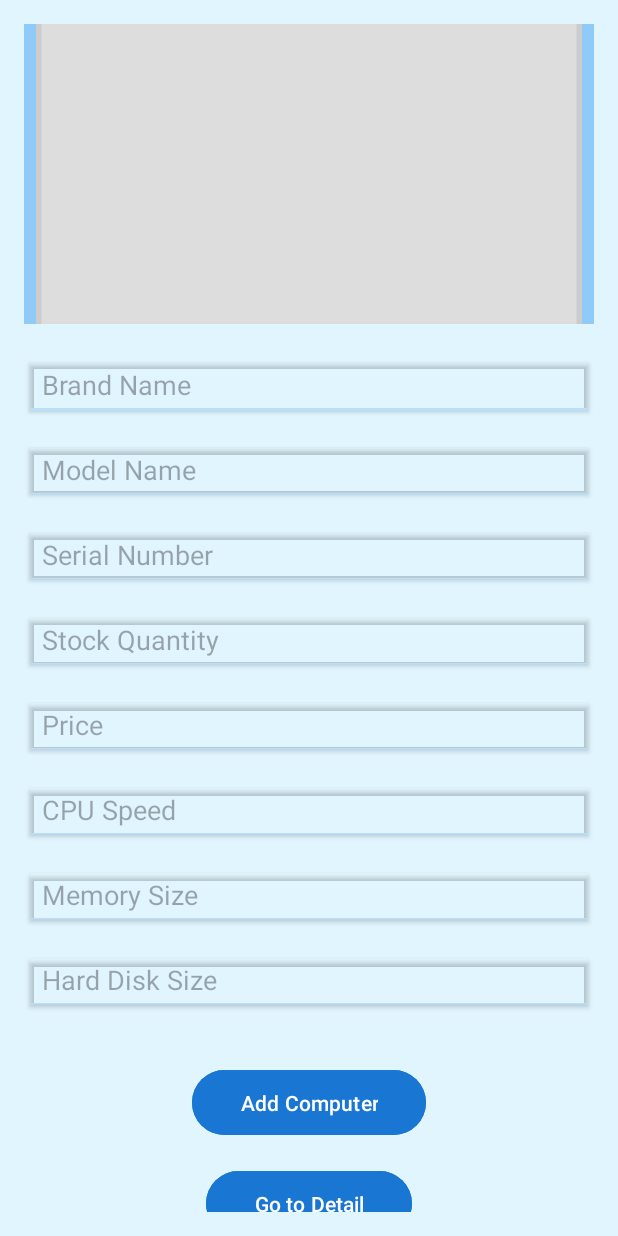
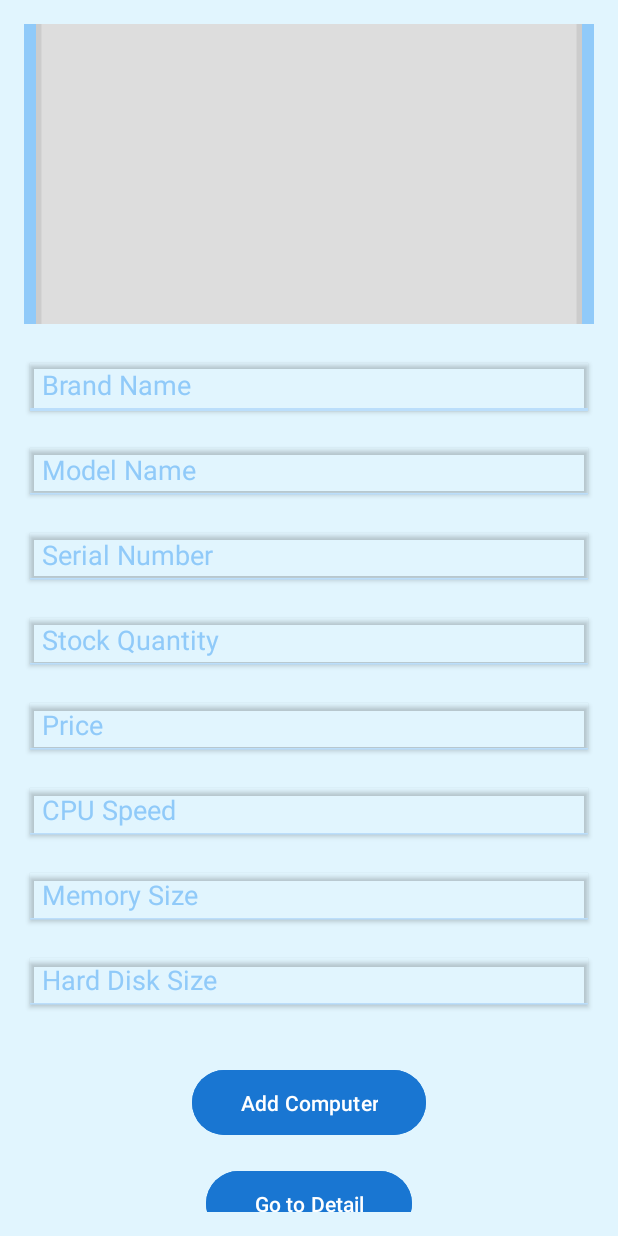
Before and after one commit to XxFlukeyxX/ThanachaiAndroid, an Android app: the screen it shows after launch (AddComputerActivity), after a tap on an icon or button, on a phone screen of 412 x 824 dp. Run offline under Robolectric (Android 15) with nearby library versions, the phone set to English and light mode, and no system bars; pictures from the network do not load.

Commit message:
Frist Commit

```diff
--- a/app/src/main/java/com/example/thanachaiandroid/AddComputerActivity.kt
+++ b/app/src/main/java/com/example/thanachaiandroid/AddComputerActivity.kt
@@ -1,11 +1,12 @@
 package com.example.thanachaiandroid
 
 import ApiService
+import okhttp3.MultipartBody
+import okhttp3.OkHttpClient
 import okhttp3.RequestBody
+import okhttp3.RequestBody.Companion.asRequestBody
 import okhttp3.RequestBody.Companion.toRequestBody
 import okhttp3.MediaType.Companion.toMediaTypeOrNull
-import okhttp3.MultipartBody
-import okhttp3.OkHttpClient
 import okhttp3.logging.HttpLoggingInterceptor
 import retrofit2.Call
 import retrofit2.Callback
@@ -28,7 +29,6 @@ import android.widget.Toast
 import androidx.appcompat.app.AppCompatActivity
 import androidx.core.app.ActivityCompat
 import androidx.core.content.ContextCompat
-import okhttp3.RequestBody.Companion.asRequestBody
 import java.io.File
 
 class AddComputerActivity : AppCompatActivity() {
@@ -74,8 +74,9 @@ class AddComputerActivity : AppCompatActivity() {
 
         // Handle image selection
         imageView.setOnClickListener {
-            val intent = Intent(Intent.ACTION_PICK)
-            intent.type = "image/*"
+            val intent = Intent(Intent.ACTION_PICK).apply {
+                type = "image/*"
+            }
             startActivityForResult(intent, 1)
         }
 
@@ -162,7 +163,7 @@ class AddComputerActivity : AppCompatActivity() {
         val hardDiskSize = hardDiskSizeEditText.text.toString().toRequestBody("text/plain".toMediaTypeOrNull())
 
         val retrofit = Retrofit.Builder()
-            .baseUrl("http://10.0.2.2:4000/")
+            .baseUrl("http://10.0.2.2:4000/") // Update with your API base URL
             .addConverterFactory(GsonConverterFactory.create())
             .client(OkHttpClient.Builder().addInterceptor(HttpLoggingInterceptor().apply {
                 level = HttpLoggingInterceptor.Level.BODY
@@ -195,8 +196,8 @@ class AddComputerActivity : AppCompatActivity() {
                         putExtra("brand_name", brandName.toString())
                         putExtra("model_name", modelName.toString())
                         putExtra("serial_number", serialNumber.toString())
-                        putExtra("stock_quantity", stockQuantity.toString().toInt())
-                        putExtra("price", price.toString().toDouble())
+                        putExtra("stock_quantity", stockQuantity.toString().toIntOrNull() ?: 0)
+                        putExtra("price", price.toString().toDoubleOrNull() ?: 0.0)
                         putExtra("cpu_speed", cpuSpeed.toString())
                         putExtra("memory_size", memorySize.toString())
                         putExtra("hard_disk_size", hardDiskSize.toString())
@@ -205,7 +206,7 @@ class AddComputerActivity : AppCompatActivity() {
                     setResult(Activity.RESULT_OK, resultIntent)
                     finish()
                 } else {
-                    Log.e("AddComputer", "Failed to add computer: ${response.message()}")
+                    Log.e("AddComputer", "Failed to add computer: ${response.code()} ${response.message()}")
                     Toast.makeText(this@AddComputerActivity, "Failed to add computer: ${response.message()}", Toast.LENGTH_SHORT).show()
                 }
             }
--- a/app/src/main/res/layout/activity_add_computer.xml
+++ b/app/src/main/res/layout/activity_add_computer.xml
@@ -36,7 +36,7 @@
                 android:hint="Brand Name"
                 android:backgroundTint="#BBDEFB"
                 android:textColor="#0D47A1"
-                android:hintTextColor="#90CAF9"
+                android:textColorHint="#90CAF9"
                 android:padding="12dp"
                 android:layout_marginBottom="8dp"
                 android:elevation="2dp"/>
@@ -48,7 +48,7 @@
                 android:hint="Model Name"
                 android:backgroundTint="#BBDEFB"
                 android:textColor="#0D47A1"
-                android:hintTextColor="#90CAF9"
+                android:textColorHint="#90CAF9"
                 android:padding="12dp"
                 android:layout_marginBottom="8dp"
                 android:elevation="2dp"/>
@@ -60,7 +60,7 @@
                 android:hint="Serial Number"
                 android:backgroundTint="#BBDEFB"
                 android:textColor="#0D47A1"
-                android:hintTextColor="#90CAF9"
+                android:textColorHint="#90CAF9"
                 android:padding="12dp"
                 android:layout_marginBottom="8dp"
                 android:elevation="2dp"/>
@@ -72,7 +72,7 @@
                 android:hint="Stock Quantity"
                 android:backgroundTint="#BBDEFB"
                 android:textColor="#0D47A1"
-                android:hintTextColor="#90CAF9"
+                android:textColorHint="#90CAF9"
                 android:padding="12dp"
                 android:layout_marginBottom="8dp"
                 android:elevation="2dp"/>
@@ -84,7 +84,7 @@
                 android:hint="Price"
                 android:backgroundTint="#BBDEFB"
                 android:textColor="#0D47A1"
-                android:hintTextColor="#90CAF9"
+                android:textColorHint="#90CAF9"
                 android:padding="12dp"
                 android:layout_marginBottom="8dp"
                 android:elevation="2dp"/>
@@ -96,7 +96,7 @@
                 android:hint="CPU Speed"
                 android:backgroundTint="#BBDEFB"
                 android:textColor="#0D47A1"
-                android:hintTextColor="#90CAF9"
+                android:textColorHint="#90CAF9"
                 android:padding="12dp"
                 android:layout_marginBottom="8dp"
                 android:elevation="2dp"/>
@@ -108,7 +108,7 @@
                 android:hint="Memory Size"
                 android:backgroundTint="#BBDEFB"
                 android:textColor="#0D47A1"
-                android:hintTextColor="#90CAF9"
+                android:textColorHint="#90CAF9"
                 android:padding="12dp"
                 android:layout_marginBottom="8dp"
                 android:elevation="2dp"/>
@@ -120,7 +120,7 @@
                 android:hint="Hard Disk Size"
                 android:backgroundTint="#BBDEFB"
                 android:textColor="#0D47A1"
-                android:hintTextColor="#90CAF9"
+                android:textColorHint="#90CAF9"
                 android:padding="12dp"
                 android:layout_marginBottom="16dp"
                 android:elevation="2dp"/>
--- a/app/src/main/res/layout/activity_main.xml
+++ b/app/src/main/res/layout/activity_main.xml
@@ -118,7 +118,7 @@
             android:textColor="#333333"
             android:layout_marginTop="16dp" />
 
-        <!-- ปุ่มสำหรับกลับไปยัง AddComputerActivity -->
+        <!-- Button to go back to AddComputerActivity -->
         <Button
             android:id="@+id/openAddComputerActivityButton"
             android:layout_width="wrap_content"
@@ -133,6 +133,5 @@
             android:paddingBottom="12dp"
             android:elevation="2dp"
             android:layout_gravity="center"/>
-
     </LinearLayout>
 </ScrollView>
```
Also changed, not shown: app/src/main/java/com/example/thanachaiandroid/MainActivity.kt (+39 -35 lines).
